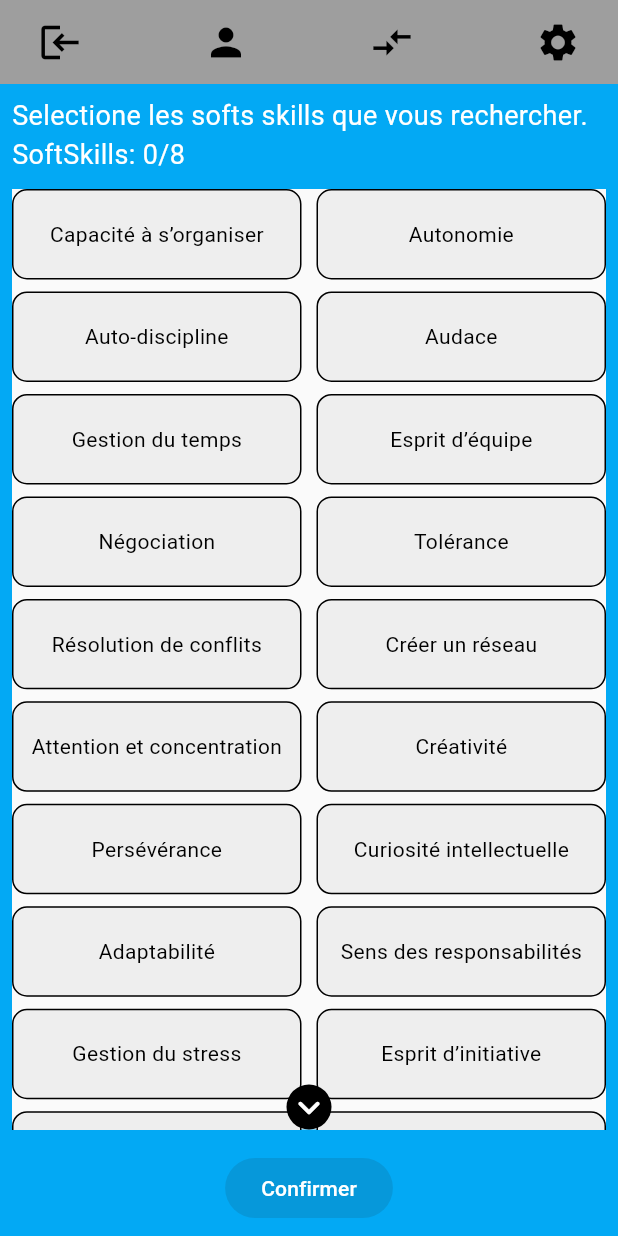
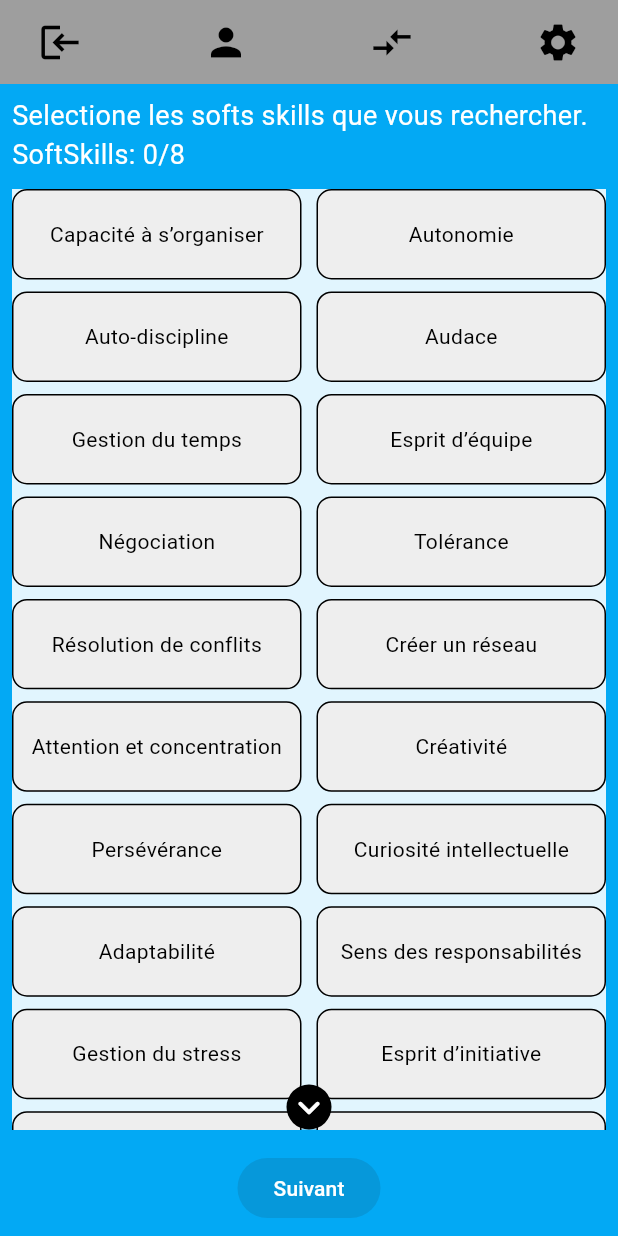
Before and after one commit to algosup/2023-2024-project-5-flutter-team-7, a Flutter app: the OfferCreationScreen screen opened by its route, on a phone screen of 412 x 824 dp. Run offline on Flutter 3.47's test engine with Material 3 defaults, Android fonts, the phone set to English and light mode, and no system bars; our stand-ins replace flutter_riverpod, geolocator, go_router.

Commit message:
Creation of offers
Need to add the possibility to edit them

```diff
--- a/src/adopteuncandidat/lib/offer_creation.dart
+++ b/src/adopteuncandidat/lib/offer_creation.dart
@@ -57,36 +57,33 @@ class _OfferCreationScreenState extends ConsumerState<OfferCreationScreen> {
             child: Stack(
               children: [
                 Container(
-                      color: Colors.grey[50],
+                  color: Colors.lightBlue[50],
                   child: GridView.builder(
+                    controller: _scrollController,
                     gridDelegate:
                         const SliverGridDelegateWithFixedCrossAxisCount(
                       crossAxisCount: 2,
-                          mainAxisSpacing: 8,
-                          crossAxisSpacing: 10,
+                      mainAxisSpacing: 8.0,
+                      crossAxisSpacing: 10.0,
                       childAspectRatio: 3.2,
                     ),
                     itemCount: notifier.allSoftSkills.length,
                     itemBuilder: (context, index) {
                       return GestureDetector(
                         onTap: () {
-                              setState(
-                                () {
+                          setState(() {
                             notifier.toggle(index);
-                                },
-                              );
+                          });
                         },
                         child: Container(
                           padding: const EdgeInsets.symmetric(
-                                vertical: 12,
-                                horizontal: 12,
-                              ),
+                              vertical: 12.0, horizontal: 12.0),
                           decoration: BoxDecoration(
                             color: notifier.isSelected(index)
                                 ? Colors.lightBlue
                                 : Colors.grey[200],
                             border: Border.all(color: Colors.black),
-                                borderRadius: BorderRadius.circular(10),
+                            borderRadius: BorderRadius.circular(10.0),
                           ),
                           child: Center(
                             child: FittedBox(
@@ -136,7 +133,7 @@ class _OfferCreationScreenState extends ConsumerState<OfferCreationScreen> {
                         shape: BoxShape.circle,
                       ),
                       child: const Icon(
-                            Icons.keyboard_arrow_down_rounded,
+                        Icons.keyboard_arrow_up_rounded,
                         color: Colors.white,
                         size: 30,
                       ),
@@ -154,16 +151,17 @@ class _OfferCreationScreenState extends ConsumerState<OfferCreationScreen> {
                 ElevatedButton(
                   onPressed: notifier.getSelectedCount() > 0
                       ? () {
-                              context.go('/recruiterProfile');
+                            ref.read(softSkillsProvider.notifier).reset();
+                            context.go('/offerName');
                         }
                       : null,
                   style: ElevatedButton.styleFrom(
                     backgroundColor: Colors.black,
                   ),
                   child: const Text(
-                        'Confirmer',
+                    'Suivant',
                     style: TextStyle(color: Colors.white),
-                      ),
+                  )
                 ),
               ],
             ),
--- a/src/adopteuncandidat/lib/recruiter_profile.dart
+++ b/src/adopteuncandidat/lib/recruiter_profile.dart
@@ -17,7 +17,7 @@ class RecruiterScreen extends StatelessWidget {
             const SizedBox(height: 20),
             _buildOptionButton(context, 'Créer Une Offre', '/createOffer'),
             const SizedBox(height: 40),
-            _buildOptionButton(context, 'Gerer Mes Offres', '/organiseOffer'),
+            _buildOptionButton(context, 'Gerer Mes Offres', '/offerList'),
             const SizedBox(height: 40),
             _buildOptionButton(
                 context, 'Voir mes matchs', '/viewRecruiterMatch'),
--- a/src/adopteuncandidat/lib/routes.dart
+++ b/src/adopteuncandidat/lib/routes.dart
@@ -11,6 +11,8 @@ import 'start.dart';
 import 'soft_skills_selection_seeker.dart';
 import 'matchmaking.dart';
 import 'matchmaking_done.dart';
+import 'offer_name.dart';
+import 'offer_list.dart';
 import 'package:go_router/go_router.dart';
 import 'package:flutter/material.dart';
 
@@ -95,13 +97,6 @@ final GoRouter router = GoRouter(routes: <RouteBase>[
     },
   ),
 
-GoRoute(
-  path: '/editSoftSkillsSeeker',
-  builder: (BuildContext context, GoRouterState state) {
-    return const SoftSkillsSelectionScreen(isEditMode: true);
-  },
-),
-
     GoRoute(
       name: 'signInRecruiter',
       path: '/signinRecruiter',
@@ -118,6 +113,7 @@ GoRoute(
       },
     ),
     GoRoute(
+      name: 'editSoftSkillsSeeker',
       path: '/editSoftSkillsSeeker',
       builder: (BuildContext context, GoRouterState state) {
         return const SoftSkillsSelectionScreen(isEditMode: true);
@@ -130,5 +126,16 @@ GoRoute(
         return const OfferCreationScreen();
       },
     ),
+    GoRoute(
+      name: 'offerName',
+      path: '/offerName',
+      builder: (BuildContext context, GoRouterState state) {
+        return const OfferNameScreen();
+      },
+    ),
+    GoRoute(
+      path: '/offerList',
+      builder: (context, state) => const OfferListScreen(),
+    ),
   ],
 );
--- a/src/adopteuncandidat/lib/start.dart
+++ b/src/adopteuncandidat/lib/start.dart
@@ -1,3 +1,4 @@
+import 'package:adopteuncandidat/providers/provider_offer.dart';
 import 'package:flutter/material.dart';
 import 'package:go_router/go_router.dart';
 import 'package:flutter_riverpod/flutter_riverpod.dart';
@@ -16,6 +17,7 @@ class StartScreen extends ConsumerStatefulWidget {
 class _StartScreenState extends ConsumerState<StartScreen> {
   void _onSignupPressed() {
     GoRouter.of(context).go('/SignIn');
+    ref.read(offerProvider.notifier).resetOffer();
     ref.read(personalInformationProvider.notifier).reset();
     ref.read(hobbiesProvider.notifier).reset();
     ref.read(softSkillsProvider.notifier).reset();
```
Also changed, not shown: src/adopteuncandidat/lib/offer_list.dart (added, +53 -0 lines), src/adopteuncandidat/lib/offer_name.dart (added, +127 -0 lines), src/adopteuncandidat/lib/providers/provider_offer.dart (added, +24 -0 lines). Lines whose indentation alone changed are shown as unchanged.
